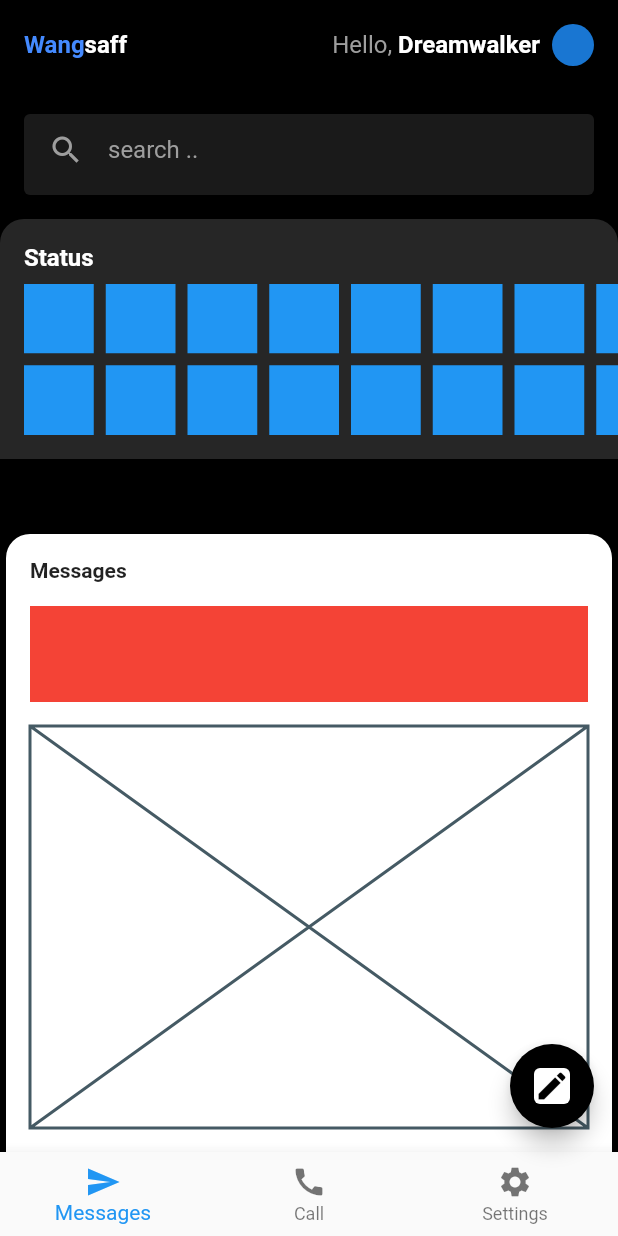
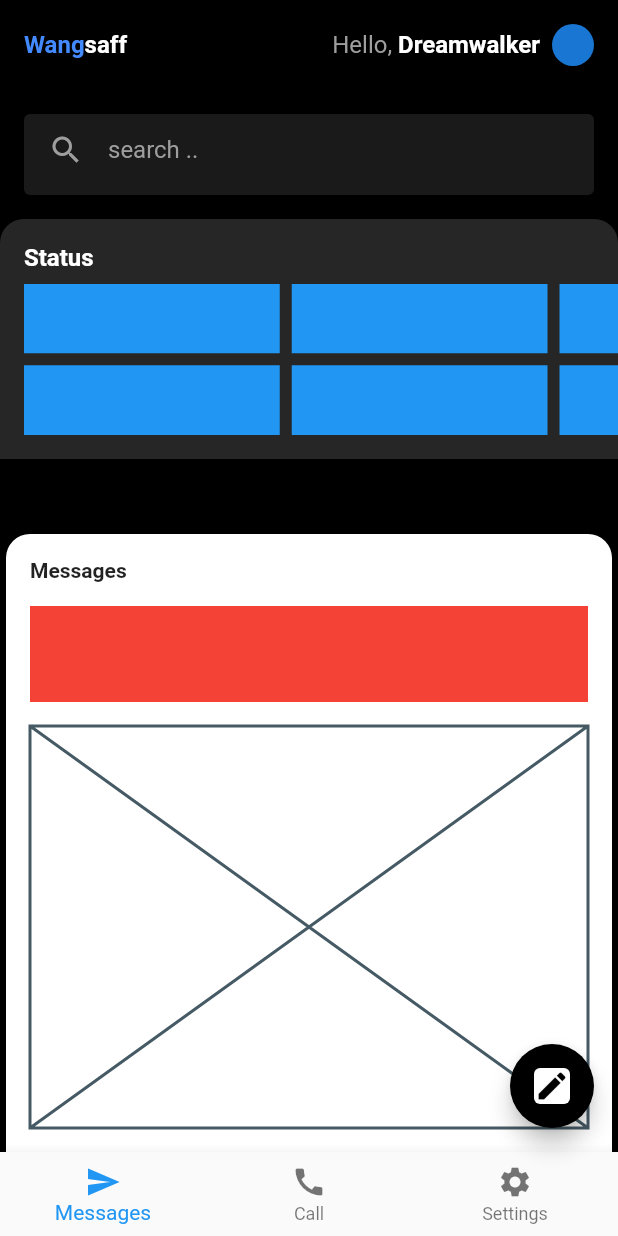
Before and after one commit to JAICHANGPARK/flutter_notebook_19th_story, a Flutter app: the screen it shows after launch, on a phone screen of 412 x 824 dp. Run offline on Flutter 3.47's test engine with Material 2 defaults, Android fonts, the phone set to English and light mode, and no system bars; our stand-ins replace cached_network_image, countup, fl_chart, flutter_riverpod, freezed_annotation, smooth_page_indicator and 1 more.

Commit message:
Update mobile_chat_home_page.dart

```diff
--- a/lib/ep1124_mobile_chat_app/src/ui/mobile_chat_home_page.dart
+++ b/lib/ep1124_mobile_chat_app/src/ui/mobile_chat_home_page.dart
@@ -103,6 +103,9 @@ class _MobileChatHomePageState extends State<MobileChatHomePage> {
                           ),
                           border: InputBorder.none,
                         ),
+                        style: TextStyle(
+                          color: Colors.grey,
+                        ),
                       ),
                     ),
                   ),
@@ -134,10 +137,10 @@ class _MobileChatHomePageState extends State<MobileChatHomePage> {
                             child: GridView.builder(
                                 scrollDirection: Axis.horizontal,
                                 gridDelegate: const SliverGridDelegateWithFixedCrossAxisCount(
-                                  crossAxisCount: 2,
-                                  mainAxisSpacing: 8,
-                                  crossAxisSpacing: 8,
-                                ),
+                                    crossAxisCount: 2,
+                                    mainAxisSpacing: 8,
+                                    crossAxisSpacing: 8,
+                                    childAspectRatio: 6 / 22),
                                 itemBuilder: (context, index) {
                                   return Container(
                                     color: Colors.blue,
```
